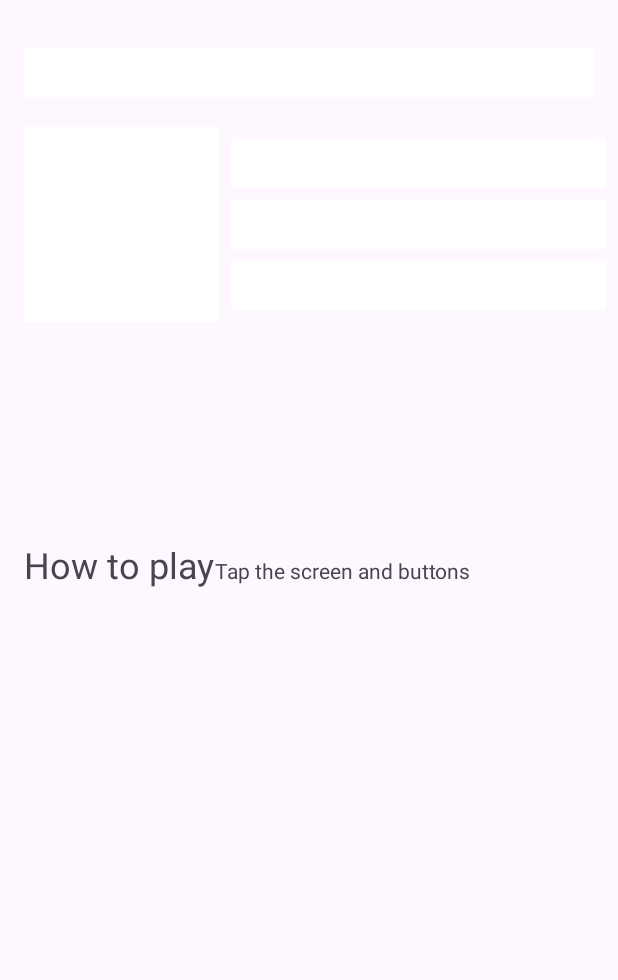
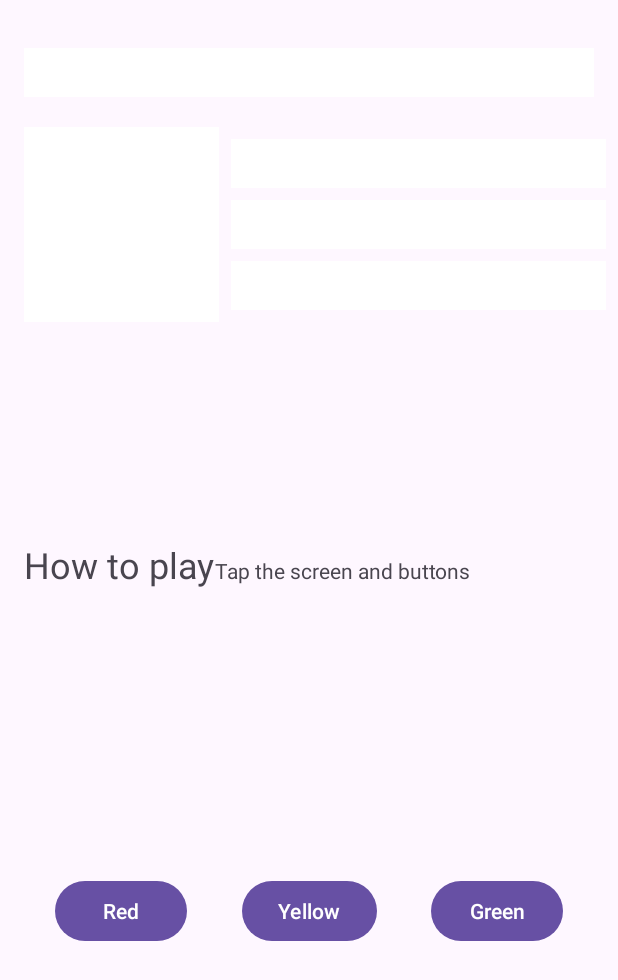
Before and after one commit to codad5/kt-Color-my-view-app, an Android app: the layout activity_main.xml on its own in the app's theme, with its tools: preview values and no code run, on a phone screen of 412 x 824 dp. Shown: the top 980 px of the screen. Run offline under Robolectric (Android 15) with nearby library versions, the phone set to English and light mode, and no system bars; Roboto replaces fonts that are not available here.

Commit message:
added color button

```diff
--- a/app/src/main/java/me/codad5/colormyview/MainActivity.kt
+++ b/app/src/main/java/me/codad5/colormyview/MainActivity.kt
@@ -21,7 +21,7 @@ class MainActivity : AppCompatActivity() {
 
     private fun setListener()
     {
-        val clickableViews : List<View> = listOf(binding.boxOneText, binding.boxTwoText, binding.boxThreeText, binding.boxFourText, binding.boxFiveText, binding.constraintLayout)
+        val clickableViews : List<View> = listOf(binding.boxOneText, binding.boxTwoText, binding.boxThreeText, binding.boxFourText, binding.boxFiveText, binding.constraintLayout , binding.redButton, binding.yellowButton, binding.greenButton )
 
         for (item in clickableViews) {
             item.setOnClickListener {
@@ -38,6 +38,9 @@ class MainActivity : AppCompatActivity() {
             R.id.box_three_text -> view.setBackgroundResource(android.R.color.holo_green_light)
             R.id.box_four_text -> view.setBackgroundResource(android.R.color.holo_green_light)
             R.id.box_five_text -> view.setBackgroundResource(android.R.color.holo_green_light)
+            R.id.red_button -> binding.boxThreeText.setBackgroundResource(R.color.my_red)
+            R.id.green_button -> binding.boxFourText.setBackgroundResource(R.color.my_green)
+            R.id.yellow_button -> binding.boxFiveText.setBackgroundResource(R.color.my_yellow)
             else -> view.setBackgroundColor(Color.LTGRAY)
         }
     }
--- a/app/src/main/res/layout/activity_main.xml
+++ b/app/src/main/res/layout/activity_main.xml
@@ -2,6 +2,7 @@
 <layout xmlns:android="http://schemas.android.com/apk/res/android"
     xmlns:app="http://schemas.android.com/apk/res-auto"
     xmlns:tools="http://schemas.android.com/tools">
+
     <androidx.constraintlayout.widget.ConstraintLayout
         android:id="@+id/constraint_layout"
         android:layout_width="match_parent"
@@ -89,5 +90,40 @@
             app:layout_constraintTop_toBottomOf="@+id/box_two_text"
             app:layout_constraintVertical_bias="0.264" />
 
+        <Button
+            android:id="@+id/green_button"
+            android:layout_width="wrap_content"
+            android:layout_height="wrap_content"
+            android:layout_marginEnd="16dp"
+            android:text="@string/button_green"
+            app:layout_constraintBaseline_toBaselineOf="@+id/yellow_button"
+            app:layout_constraintEnd_toEndOf="parent"
+            app:layout_constraintHorizontal_bias="0.5"
+            app:layout_constraintStart_toEndOf="@+id/yellow_button" />
+
+        <Button
+            android:id="@+id/red_button"
+            android:layout_width="wrap_content"
+            android:layout_height="wrap_content"
+            android:layout_marginStart="16dp"
+            android:text="@string/button_red"
+            app:layout_constraintBaseline_toBaselineOf="@+id/yellow_button"
+            app:layout_constraintEnd_toStartOf="@+id/yellow_button"
+            app:layout_constraintHorizontal_bias="0.5"
+            app:layout_constraintStart_toStartOf="parent" />
+
+        <Button
+            android:id="@+id/yellow_button"
+            android:layout_width="wrap_content"
+            android:layout_height="wrap_content"
+            android:layout_marginStart="16dp"
+            android:layout_marginEnd="16dp"
+            android:text="@string/button_yellow"
+            app:layout_constraintBottom_toBottomOf="parent"
+            app:layout_constraintEnd_toStartOf="@+id/green_button"
+            app:layout_constraintHorizontal_bias="0.5"
+            app:layout_constraintStart_toEndOf="@+id/red_button"
+            app:layout_constraintTop_toBottomOf="@+id/info_text" />
+
     </androidx.constraintlayout.widget.ConstraintLayout>
 </layout>
--- a/app/src/main/res/values/colors.xml
+++ b/app/src/main/res/values/colors.xml
@@ -2,4 +2,9 @@
 <resources>
     <color name="black">#FF000000</color>
     <color name="white">#FFFFFFFF</color>
+
+
+    <color name="my_red">#E54304</color>
+    <color name="my_green">#12C700</color>
+    <color name="my_yellow">#FFC1</color>
 </resources>
```
Lines whose indentation alone changed are shown as unchanged.
